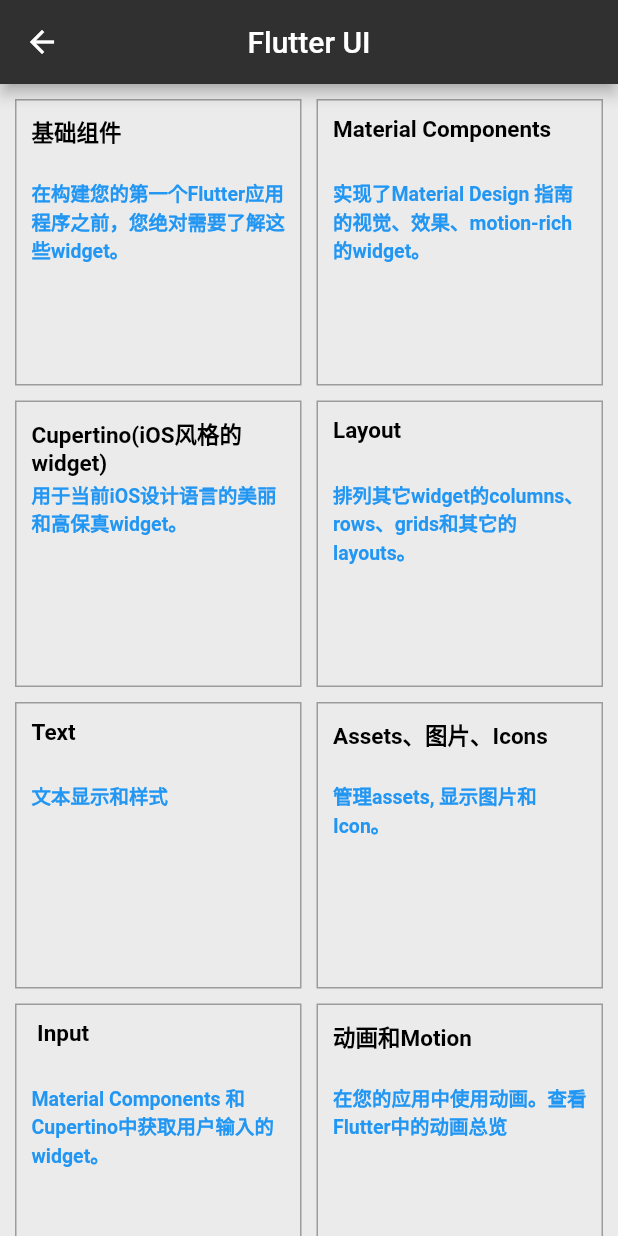
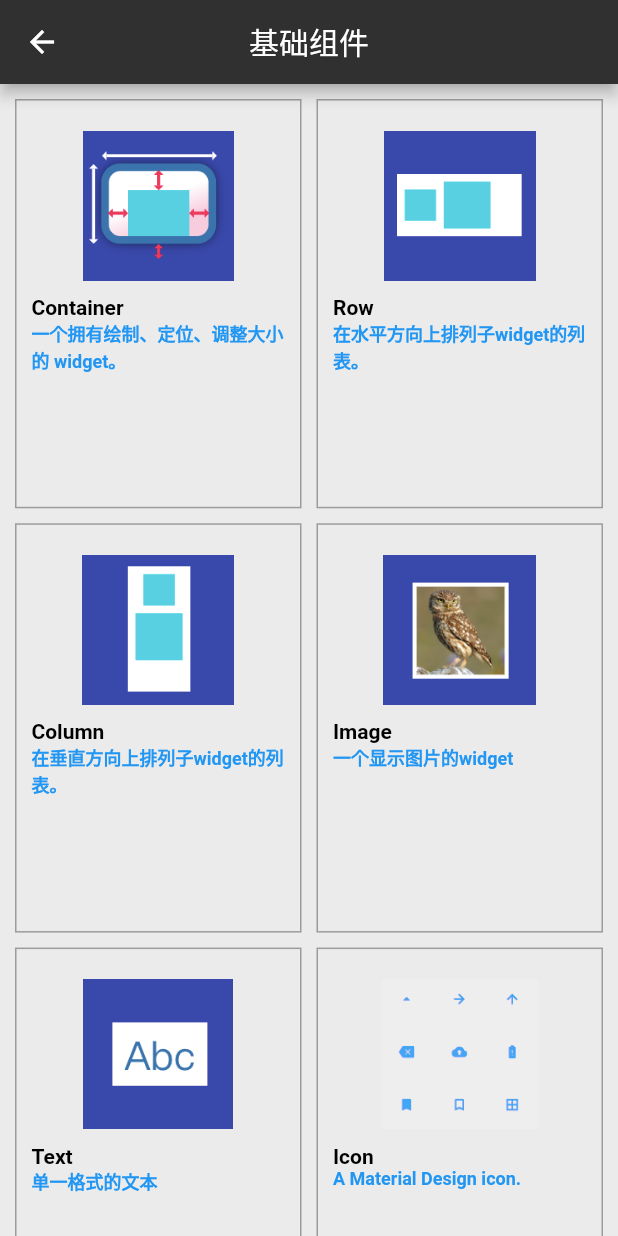
Before and after one commit to weihb/flutter-wechat, a Flutter app: the FlutterUI screen opened by its route, after a tap on "Material Components", on a phone screen of 412 x 824 dp. Run offline on Flutter 3.47's test engine with Material 2 defaults, Android fonts, the phone set to English and light mode, and no system bars; our stand-ins replace date_format, dio, flutter_local_notifications, image_picker, shared_preferences; missing offline and left inert: flutter_webview_plugin; accounts and stored records are empty; network calls fail.

Commit message:
优化代码

```diff
--- a/lib/app.dart
+++ b/lib/app.dart
@@ -95,8 +95,7 @@ class MainState extends State<App> {
             child: GestureDetector(
               onTap: () {
                 showMenu(
-                  //源码中没有theme参数，为了修改背景色，增加了theme
-                  theme: ThemeData(cardColor: Color(0xff393a3f)),
+                  //源码中没有theme参数，在theme中设置cardColor改变背景色
                   context: context,
                   position: RelativeRect.fromLTRB(500.0, 76.0, 10.0, 0.0),
                   items: <PopupMenuEntry>[
--- a/lib/main.dart
+++ b/lib/main.dart
@@ -1,6 +1,7 @@
 import 'package:flutter/material.dart';
 // import './splashPage.dart';
 import './app.dart';
+import './widgets/MaterialWeigets.dart';
 import './widgets/BasicsWeigets.dart';
 import './widgets/FlutterUI.dart';
 import './found/CallNative.dart';
@@ -27,18 +28,18 @@ void main() => runApp(MaterialApp(
       theme: mDefaultTheme,
       routes: <String, WidgetBuilder>{
         'app': (BuildContext context) => new App(),
-        'BasicsWeigets': (BuildContext context) => new BasicsWeigets(),
         'flutterUI': (BuildContext context) => new FlutterUI(),
         'flutterTest': (BuildContext context) => new CallNative(),
         '/widget': (_) => new WebviewScaffold(
-              url: "https://flutter.io",
-              appBar: new AppBar(
-                title: new Text("Widget webview"),
-              ),
-              withZoom: true,
-              withLocalStorage: true,
+            url: "https://flutter.io",
+            appBar: new AppBar(
+              title: new Text("Widget webview"),
             ),
+            withZoom: true,
+            withLocalStorage: true),
         'search': (BuildContext context) => new Search(),
+        'BasicsWeigets': (BuildContext context) => new BasicsWeigets(),
+        'MaterialWeigets': (BuildContext context) => new MaterialWeigets(),
       },
       home: new App(), //new SplashPage(),//启动页
     ));
@@ -54,7 +55,7 @@ final ThemeData mDefaultTheme = new ThemeData(
   // textSelectionColor: //文字选择颜色
   // backgroundColor: //背景颜色
   // canvasColor: //画布颜色
-  // cardColor: //卡片颜色
+  cardColor: Color(0xff393a3f), //卡片颜色
   // buttonColor: //按钮颜色
   // dialogBackgroundColor: //对话框背景颜色
   // disabledColor: //禁用颜色
--- a/lib/widgets/FlutterUI.dart
+++ b/lib/widgets/FlutterUI.dart
@@ -34,7 +34,7 @@ class FlutterUIState extends State<FlutterUI> {
             new ItemWidget(
               title: 'Material Components',
               describe: '实现了Material Design 指南的视觉、效果、motion-rich的widget。',
-              routeName: 'A',
+              routeName: 'MaterialWeigets',
             ),
             new ItemWidget(
               title: 'Cupertino(iOS风格的widget)',
--- /dev/null
+++ b/lib/widgets/MaterialWeigets.dart
@@ -0,0 +1,87 @@
+import 'package:flutter/material.dart';
+import './WidgetsItem.dart';
+
+class MaterialWeigets extends StatefulWidget {
+  @override
+  _State createState() => new _State();
+}
+
+class _State extends State<MaterialWeigets> {
+  @override
+  Widget build(BuildContext context) {
+    // TODO: implement build
+    return new Scaffold(
+      appBar: new AppBar(
+        title: new Text('基础组件'),
+        centerTitle: true,
+      ),
+      body: GridView.count(
+        primary: false,
+        padding: const EdgeInsets.all(10.0),
+        mainAxisSpacing: 10.0,
+        crossAxisSpacing: 10.0,
+        childAspectRatio: 0.7,
+        crossAxisCount: 2,
+        children: <Widget>[
+          ItemWidget(
+            title: 'Container',
+            describe: '一个拥有绘制、定位、调整大小的 widget。',
+            imagePath: 'images/container.png',
+          ),
+          ItemWidget(
+            title: 'Row',
+            describe: '在水平方向上排列子widget的列表。',
+            imagePath: 'images/row.png',
+          ),
+          ItemWidget(
+            title: 'Column',
+            describe: '在垂直方向上排列子widget的列表。',
+            imagePath: 'images/column.png',
+          ),
+          ItemWidget(
+            title: 'Image',
+            describe: '一个显示图片的widget',
+            imagePath: 'images/image.png',
+          ),
+          ItemWidget(
+            title: 'Text',
+            describe: '单一格式的文本',
+            imagePath: 'images/text.png',
+          ),
+          ItemWidget(
+            title: 'Icon',
+            describe: 'A Material Design icon.',
+            imagePath: 'images/md_icon.png',
+          ),
+          ItemWidget(
+            title: 'RaisedButton',
+            describe: 'Material Design中的button， 一个凸起的材质矩形按钮',
+            imagePath: 'images/button.png',
+          ),
+          ItemWidget(
+            title: 'Scaffold',
+            describe:
+                'Material Design布局结构的基本实现。此类提供了用于显示drawer、snackbar和底部sheet的API。',
+            imagePath: 'images/scaffold.png',
+          ),
+          ItemWidget(
+            title: 'Appbar',
+            describe:
+                '一个Material Design应用程序栏，由工具栏和其他可能的widget（如TabBar和FlexibleSpaceBar）组成。',
+            imagePath: 'images/appbar.png',
+          ),
+          ItemWidget(
+            title: 'FlutterLogo',
+            describe: 'Flutter logo, 以widget形式. 这个widget遵从IconTheme。',
+            imagePath: 'images/flutter.png',
+          ),
+          ItemWidget(
+            title: 'Placeholder',
+            describe: '一个绘制了一个盒子的的widget，代表日后有widget将会被添加到该盒子中',
+            imagePath: 'images/flutter.png',
+          ),
+        ],
+      ),
+    );
+  }
+}
--- /dev/null
+++ b/lib/widgets/WeigetData.dart
@@ -0,0 +1,14 @@
+
+class WeigetDate {
+  String title;
+  String describe;
+  String imagePath;
+
+  WeigetDate(this.title,this.describe,this.imagePath);
+}
+
+List basicsData = <WeigetDate>[
+   WeigetDate('','',''),
+   WeigetDate('','',''),
+   WeigetDate('','',''),
+];
```
